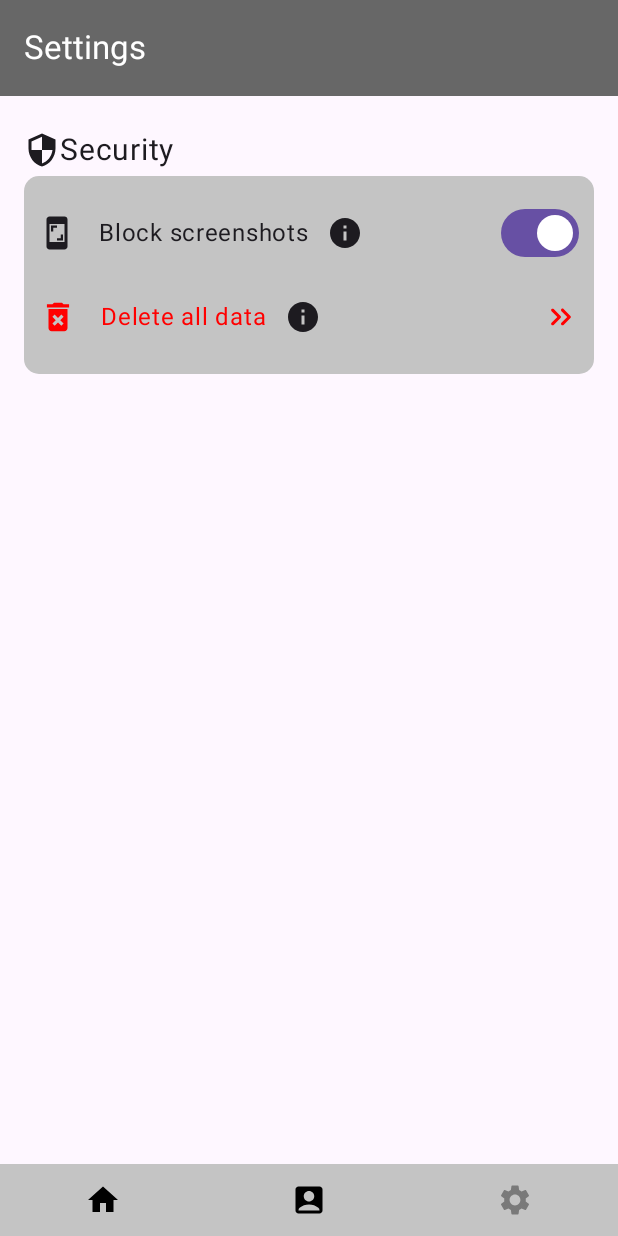
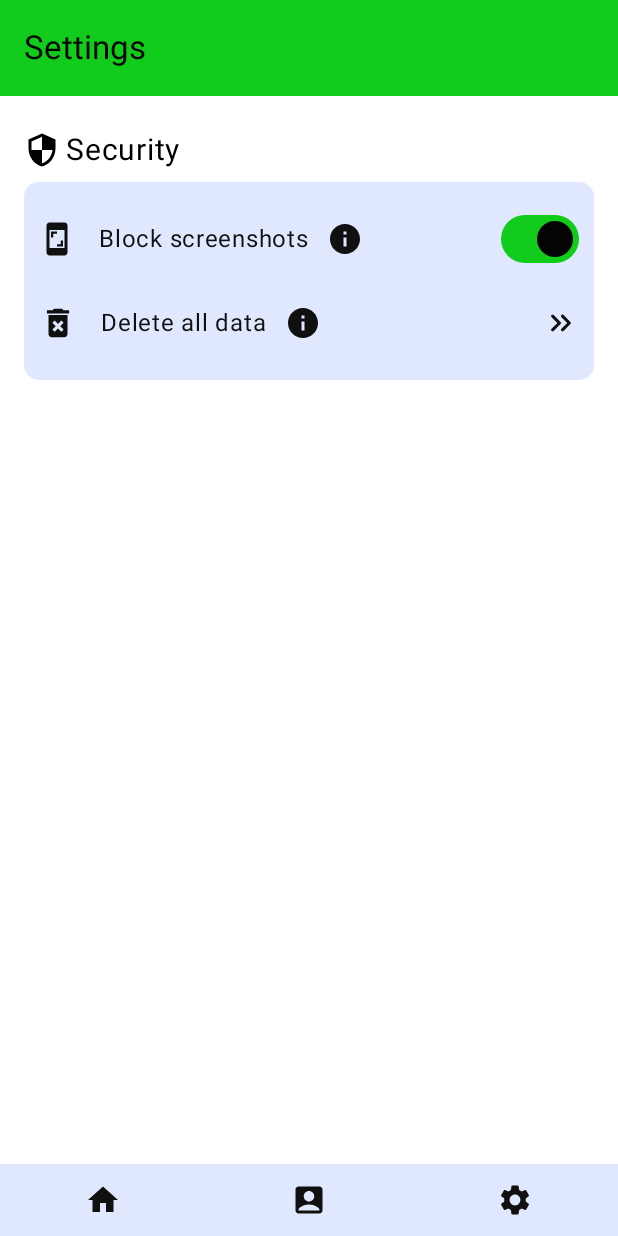
Before and after one commit to Cach30verfl0w/cash3fl0w, an Android app built with Jetpack Compose: the screen it shows after launch (MainActivity), on a phone screen of 412 x 824 dp. Run offline under Robolectric (Android 15) with nearby library versions, the phone set to English and light mode, and no system bars.

Commit message:
Add settings holder and theme

```diff
--- a/composeApp/build.gradle.kts
+++ b/composeApp/build.gradle.kts
@@ -30,6 +30,7 @@ kotlin {
             implementation(libs.androidx.compose.ui.tooling.preview)
             implementation(libs.androidx.activity.compose)
             implementation(libs.decompose)
+            implementation(libs.koin.android)
         }
         iosMain.dependencies {
         }
@@ -42,6 +43,7 @@ kotlin {
             implementation(compose.components.resources)
             implementation(compose.components.uiToolingPreview)
             implementation(libs.koin.core)
+            implementation(libs.koin.compose)
 
             implementation(libs.decompose)
             implementation(libs.decompose.jetbrains)
--- a/composeApp/src/androidMain/kotlin/de/cacheoverflow/cashflow/CashFlowApp.kt
+++ b/composeApp/src/androidMain/kotlin/de/cacheoverflow/cashflow/CashFlowApp.kt
@@ -1,5 +1,24 @@
 package de.cacheoverflow.cashflow
 
 import android.app.Application
+import de.cacheoverflow.cashflow.store.CashFlowSettingsHolder
+import de.cacheoverflow.cashflow.store.DefaultCashFlowSettingsHolder
+import org.koin.android.ext.koin.androidContext
+import org.koin.core.context.startKoin
+import org.koin.core.module.dsl.singleOf
+import org.koin.dsl.module
 
-class CashFlowApp : Application()
+val module = module {
+    single<CashFlowSettingsHolder> { DefaultCashFlowSettingsHolder() }
+    singleOf(::DefaultCashFlowSettingsHolder)
+}
+
+class CashFlowApp : Application() {
+    override fun onCreate() {
+        super.onCreate()
+        startKoin {
+            androidContext(this@CashFlowApp)
+            modules(module)
+        }
+    }
+}
--- a/composeApp/src/commonMain/kotlin/de/cacheoverflow/cashflow/App.kt
+++ b/composeApp/src/commonMain/kotlin/de/cacheoverflow/cashflow/App.kt
@@ -42,19 +42,23 @@ import androidx.compose.material3.Text
 import androidx.compose.material3.TopAppBar
 import androidx.compose.material3.TopAppBarDefaults
 import androidx.compose.runtime.Composable
+import androidx.compose.runtime.collectAsState
 import androidx.compose.runtime.getValue
 import androidx.compose.runtime.setValue
 import androidx.compose.runtime.mutableStateOf
 import androidx.compose.runtime.remember
 import androidx.compose.ui.Alignment
 import androidx.compose.ui.Modifier
-import androidx.compose.ui.graphics.Color
 import androidx.compose.ui.unit.dp
+import de.cacheoverflow.cashflow.store.CashFlowSettingsHolder
+import de.cacheoverflow.cashflow.store.EnumTheme
 import de.cacheoverflow.cashflow.ui.ClickSetting
 import de.cacheoverflow.cashflow.ui.SettingsGroup
 import de.cacheoverflow.cashflow.ui.ToggleSetting
+import de.cacheoverflow.cashflow.utils.DefaultColorScheme
 import de.cacheoverflow.cashflow.utils.disableScreenshots
 import de.cacheoverflow.cashflow.utils.enableScreenshots
+import org.koin.compose.getKoin
 
 enum class Menu {
     HOME,
@@ -77,6 +81,7 @@ fun Accounts() {
 @Composable
 fun Settings() {
     val boolState = remember { mutableStateOf(true) }
+    val settings = getKoin().get<CashFlowSettingsHolder>()
 
     Scaffold(
         topBar = {
@@ -84,10 +89,10 @@ fun Settings() {
                 Text(
                     text = "Settings",
                     style = MaterialTheme.typography.titleLarge,
-                    color = Color.White
+                    color = MaterialTheme.colorScheme.onPrimary
                 )
             }, colors = TopAppBarDefaults.topAppBarColors()
-                .copy(containerColor = Color(0xff676767)))
+                .copy(containerColor = MaterialTheme.colorScheme.primary))
         }
     ) {
         Column(
@@ -111,10 +116,10 @@ fun Settings() {
                 )
                 ClickSetting(
                     icon = Icons.Filled.DeleteForever,
-                    highlightColor = Color.Red,
                     description = "Delete all app data stored on your phone",
                     name = "Delete all data",
                     onClick = {
+                        settings.update { value -> value.copy(theme = EnumTheme.DARK) }
                         // TODO: Show modal with confirmation and then delete all data
                     }
                 )
@@ -126,7 +131,7 @@ fun Settings() {
 @Composable
 fun App() {
     var currentMenu by remember { mutableStateOf(Menu.SETTINGS) } // TODO: Change to home
-    MaterialTheme {
+    MaterialTheme(colorScheme = DefaultColorScheme) {
         Box {
             when(currentMenu) {
                 Menu.HOME -> Home()
@@ -137,28 +142,40 @@ fun App() {
         Box(contentAlignment = Alignment.BottomStart, modifier = Modifier.fillMaxSize()) {
             Row(
                 horizontalArrangement = Arrangement.SpaceBetween,
-                modifier = Modifier.fillMaxWidth().background(Color(0xffc4c4c4))
+                modifier = Modifier.fillMaxWidth().background(MaterialTheme.colorScheme.secondary)
             ) {
                 IconButton(
                     onClick = { currentMenu = Menu.HOME },
                     modifier = Modifier.weight(1.0f),
                     enabled = currentMenu != Menu.HOME
                 ) {
-                    Icon(Icons.Filled.Home, "Home")
+                    Icon(
+                        Icons.Filled.Home,
+                        "Home",
+                        tint = MaterialTheme.colorScheme.onSecondary
+                    )
                 }
                 IconButton(
                     onClick = { currentMenu = Menu.ACCOUNTS },
                     modifier = Modifier.weight(1.0f),
                     enabled = currentMenu != Menu.ACCOUNTS
                 ) {
-                    Icon(Icons.Filled.AccountBox, "Home")
+                    Icon(
+                        Icons.Filled.AccountBox,
+                        "Home",
+                        tint = MaterialTheme.colorScheme.onSecondary
+                    )
                 }
                 IconButton(
                     onClick = { currentMenu = Menu.SETTINGS },
                     modifier = Modifier.weight(1.0f),
                     enabled = currentMenu != Menu.SETTINGS
                 ) {
-                    Icon(Icons.Filled.Settings, "Home")
+                    Icon(
+                        Icons.Filled.Settings,
+                        "Home",
+                        tint = MaterialTheme.colorScheme.onSecondary
+                    )
                 }
             }
         }
--- /dev/null
+++ b/composeApp/src/commonMain/kotlin/de/cacheoverflow/cashflow/store/CashFlowSettingsHolder.kt
@@ -0,0 +1,62 @@
+/*
+ * Copyright 2024 Cach30verfl0w
+ *
+ * Licensed under the Apache License, Version 2.0 (the "License");
+ * you may not use this file except in compliance with the License.
+ * You may obtain a copy of the License at
+ *
+ * http://www.apache.org/licenses/LICENSE-2.0
+ *
+ * Unless required by applicable law or agreed to in writing, software
+ * distributed under the License is distributed on an "AS IS" BASIS,
+ * WITHOUT WARRANTIES OR CONDITIONS OF ANY KIND, either express or implied.
+ * See the License for the specific language governing permissions and
+ * limitations under the License.
+ */
+
+package de.cacheoverflow.cashflow.store
+
+import kotlinx.coroutines.CoroutineScope
+import kotlinx.coroutines.Dispatchers
+import kotlinx.coroutines.flow.Flow
+import kotlinx.coroutines.flow.FlowCollector
+import kotlinx.coroutines.flow.MutableStateFlow
+import kotlinx.coroutines.flow.StateFlow
+import kotlinx.coroutines.launch
+
+val defaultCoroutineScope = CoroutineScope(Dispatchers.Default)
+
+enum class EnumTheme {
+    SYSTEM,
+    WHITE,
+    DARK
+}
+
+data class CashFlowSettings(
+    val theme: EnumTheme
+)
+
+interface CashFlowSettingsHolder: StateFlow<CashFlowSettings> {
+    fun update(updater: (CashFlowSettings) -> CashFlowSettings)
+}
+
+// Acquire information from DataStore or other config system
+class DefaultCashFlowSettingsHolder(
+    private val flow: MutableStateFlow<CashFlowSettings> = MutableStateFlow(CashFlowSettings(EnumTheme.SYSTEM))
+): CashFlowSettingsHolder {
+    override suspend fun collect(collector: FlowCollector<CashFlowSettings>): Nothing {
+        this.flow.collect(collector)
+    }
+
+    override fun update(updater: (CashFlowSettings) -> CashFlowSettings) {
+        defaultCoroutineScope.launch {
+            flow.emit(updater(flow.value))
+        }
+    }
+
+    override val replayCache: List<CashFlowSettings>
+        get() = flow.replayCache
+    override val value: CashFlowSettings
+        get() = flow.value
+
+}
--- a/composeApp/src/commonMain/kotlin/de/cacheoverflow/cashflow/ui/Settings.kt
+++ b/composeApp/src/commonMain/kotlin/de/cacheoverflow/cashflow/ui/Settings.kt
@@ -30,6 +30,7 @@ import androidx.compose.material.icons.filled.Info
 import androidx.compose.material.icons.rounded.KeyboardDoubleArrowRight
 import androidx.compose.material3.Icon
 import androidx.compose.material3.IconButton
+import androidx.compose.material3.MaterialTheme
 import androidx.compose.material3.Surface
 import androidx.compose.material3.Switch
 import androidx.compose.material3.Text
@@ -53,12 +54,13 @@ fun SettingsGroup(icon: ImageVector? = null, name: String, content: @Composable
             }
             Text(
                 text = name,
-                fontSize = 20.sp
+                fontSize = 20.sp,
+                modifier = Modifier.padding(start = 4.dp, bottom = 4.dp)
             )
         }
         Spacer(modifier = Modifier.height(5.dp))
         Surface(
-            color = Color(0xffc4c4c4),
+            color = MaterialTheme.colorScheme.secondary,
             modifier = Modifier.fillMaxWidth(),
             shape = RoundedCornerShape(10.dp)
         ) {
@@ -72,7 +74,6 @@ fun SettingsGroup(icon: ImageVector? = null, name: String, content: @Composable
 @Composable
 fun ClickSetting(
     name: String,
-    highlightColor: Color = Color.Unspecified,
     description: String? = null,
     onClick: () -> Unit,
     icon: ImageVector? = null,
@@ -90,12 +91,12 @@ fun ClickSetting(
                     icon,
                     contentDescription = iconDescription,
                     modifier = Modifier.size(25.dp),
-                    tint = highlightColor
+                    tint = MaterialTheme.colorScheme.onSecondary
                 )
             }
             Text(
                 text = name,
-                color = highlightColor,
+                color = MaterialTheme.colorScheme.onSecondary,
                 modifier = Modifier.padding(16.dp, 16.dp, 0.dp, 16.dp),
             )
             if (description != null) {
@@ -113,7 +114,7 @@ fun ClickSetting(
             Spacer(modifier = Modifier.weight(1.0f))
             Icon(
                 Icons.Rounded.KeyboardDoubleArrowRight,
-                tint = highlightColor,
+                tint = MaterialTheme.colorScheme.onSecondary,
                 contentDescription = null
             )
         }
@@ -142,11 +143,13 @@ fun ToggleSetting(
             if (icon != null) {
                 Icon(
                     icon,
-                    contentDescription = iconDescription
+                    contentDescription = iconDescription,
+                    tint = MaterialTheme.colorScheme.onSecondary
                 )
             }
             Text(
                 text = name,
+                color = MaterialTheme.colorScheme.onSecondary,
                 modifier = Modifier.padding(16.dp, 16.dp, 0.dp, 16.dp),
             )
             if (description != null) {
@@ -155,7 +158,11 @@ fun ToggleSetting(
                         showModal.value = !showModal.value
                     }
                 ) {
-                    Icon(Icons.Filled.Info, "Information")
+                    Icon(
+                        Icons.Filled.Info,
+                        "Information",
+                        tint = MaterialTheme.colorScheme.onSecondary
+                    )
                 }
                 Modal(title = name, type = ModalType.INFO, visible = showModal) {
                     Text(description)
--- /dev/null
+++ b/composeApp/src/commonMain/kotlin/de/cacheoverflow/cashflow/utils/Theme.kt
@@ -0,0 +1,103 @@
+/*
+ * Copyright 2024 Cach30verfl0w
+ *
+ * Licensed under the Apache License, Version 2.0 (the "License");
+ * you may not use this file except in compliance with the License.
+ * You may obtain a copy of the License at
+ *
+ * http://www.apache.org/licenses/LICENSE-2.0
+ *
+ * Unless required by applicable law or agreed to in writing, software
+ * distributed under the License is distributed on an "AS IS" BASIS,
+ * WITHOUT WARRANTIES OR CONDITIONS OF ANY KIND, either express or implied.
+ * See the License for the specific language governing permissions and
+ * limitations under the License.
+ */
+
+package de.cacheoverflow.cashflow.utils
+
+import androidx.compose.material3.ColorScheme
+import androidx.compose.material3.darkColorScheme
+import androidx.compose.material3.lightColorScheme
+import androidx.compose.runtime.Composable
+import androidx.compose.runtime.collectAsState
+import androidx.compose.runtime.getValue
+import androidx.compose.ui.graphics.Color
+import de.cacheoverflow.cashflow.store.CashFlowSettingsHolder
+import de.cacheoverflow.cashflow.store.EnumTheme
+import org.koin.compose.getKoin
+
+val LightColorScheme: ColorScheme
+    @Composable
+    get() {
+        return lightColorScheme(
+            primary = Color(0xFF11CC1A),
+            onPrimary = Color(0xFF040404),
+            primaryContainer = Color(0xff5bcc60),
+            onPrimaryContainer = Color(0xFF212121),
+            secondary = Color(0xFFE0E8FF),
+            onSecondary = Color(0xFF101010),
+            secondaryContainer = Color(0xFF666666),
+            onSecondaryContainer = Color(0xFFE6E6E6),
+            tertiary = Color(0xFF333333),
+            onTertiary = Color(0xFFFFFFFF),
+            tertiaryContainer = Color(0xFF666666),
+            onTertiaryContainer = Color(0xFFE6E6E6),
+            error = Color(0xFF8A0D1D),
+            errorContainer = Color(0xFFFFDAD6),
+            onError = Color(0xFFFFFFFF),
+            onErrorContainer = Color(0xFF410002),
+            background = Color(0xFFFFFFFF),
+            onBackground = Color(0xFF000000),
+            surface = Color(0xFFFCFEFE),
+            onSurface = Color(0xFF121212),
+            surfaceVariant = Color(0xFFdcf1fc),
+            onSurfaceVariant = Color(0xFF222222),
+            outline = Color(0xff79d07d),
+            inverseOnSurface = Color(0xFFD6F6FF),
+            inverseSurface = Color(0xFF00363F),
+        )
+    }
+
+val DarkColorScheme: ColorScheme
+    @Composable
+    get() {
+        return darkColorScheme(
+            primary = Color(0xff70ee56),
+            onPrimary = Color(0xFF040404),
+            primaryContainer = Color(0xff5bcc60),
+            onPrimaryContainer = Color(0xFFEEEEEE),
+            secondary = Color(0xFF384144),
+            onSecondary = Color(0xFFFFFFFF),
+            secondaryContainer = Color(0xFF666666),
+            onSecondaryContainer = Color(0xFFE6E6E6),
+            tertiary = Color(0xFFE6E6E6),
+            onTertiary = Color(0xFF101010),
+            tertiaryContainer = Color(0xFF666666),
+            onTertiaryContainer = Color(0xFFE6E6E6),
+            error = Color(0xFF8A0D1D),
+            errorContainer = Color(0xFFFFDAD6),
+            onError = Color(0xFFFFFFFF),
+            onErrorContainer = Color(0xFF410002),
+            background = Color(0xFF121212),
+            onBackground = Color(0xFFFFFFFF),
+            surface = Color(0xff021000),
+            onSurface = Color(0xFFFFFFFF),
+            surfaceVariant = Color(0xFF214152),
+            onSurfaceVariant = Color(0xFFFFFFFF),
+            outline = Color(0xff79d07d),
+            inverseOnSurface = Color(0xFF161616)
+        )
+    }
+
+val DefaultColorScheme: ColorScheme
+    @Composable
+    get() {
+        // TODO: Add system theme get
+        val settings by getKoin().get<CashFlowSettingsHolder>().collectAsState()
+        return when (settings.theme) {
+            EnumTheme.SYSTEM -> LightColorScheme
+            EnumTheme.WHITE -> LightColorScheme
+            EnumTheme.DARK -> DarkColorScheme
+        }
+    }
--- a/gradle/libs.versions.toml
+++ b/gradle/libs.versions.toml
@@ -4,6 +4,7 @@ androidx-activityCompose = "1.9.0"
 androidx-ui-tooling = "1.6.7"
 compose-plugin = "1.6.2"
 koin = "3.5.3"
+koin-compose = "1.1.5"
 kotlin = "1.9.23"
 decompose = "2.2.0-alpha03"
 extensionsComposeJetbrains = "2.1.4-compose-experimental"
@@ -15,6 +16,8 @@ androidx-activity-compose = { module = "androidx.activity:activity-compose", ver
 androidx-compose-ui-tooling = { module = "androidx.compose.ui:ui-tooling", version.ref = "androidx-ui-tooling" }
 androidx-compose-ui-tooling-preview = { module = "androidx.compose.ui:ui-tooling-preview", version.ref = "androidx-ui-tooling" }
 koin-core = { module = "io.insert-koin:koin-core", version.ref = "koin" }
+koin_android = { module = "io.insert-koin:koin-android", version.ref = "koin" }
+koin-compose = { module = "io.insert-koin:koin-compose", version.ref = "koin-compose" }
 decompose = { module = "com.arkivanov.decompose:decompose", version.ref = "decompose" }
 kotlinx-serialization-json = { module = "org.jetbrains.kotlinx:kotlinx-serialization-json", version.ref = "kotlinxSerializationJson" }
 decompose-jetbrains = { module = "com.arkivanov.decompose:extensions-compose-jetbrains", version.ref = "extensionsComposeJetbrains" }
```
